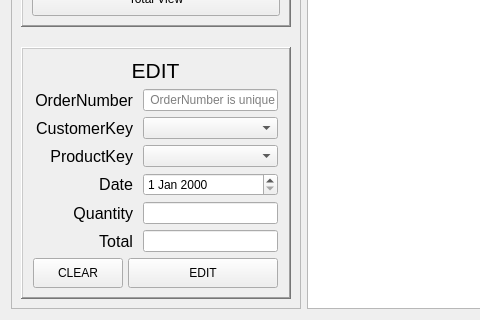
Before: the Qt Designer form CustomerManagementAPP/Admin/ordermanager.ui in AndaCondaa/Project_CustomerManagementApp, drawn with Qt 5; both pictures show x 0 to 480 and y 339 to 659 of the 923 by 659 pixel window.
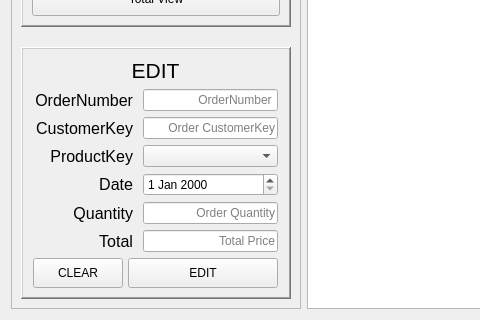
After: the same form once the commit is applied. Icons and pictures are not drawn.

Patch:
```diff
--- a/CustomerManagementAPP/Admin/ordermanager.ui
+++ b/CustomerManagementAPP/Admin/ordermanager.ui
@@ -421,7 +421,7 @@
                     <bool>true</bool>
                    </property>
                    <property name="placeholderText">
-                    <string>OrderNumber is unique</string>
+                    <string>OrderNumber </string>
                    </property>
                   </widget>
                  </item>
@@ -461,7 +461,35 @@
                   </widget>
                  </item>
                  <item>
-                  <widget class="QComboBox" name="ckBox"/>
+                  <widget class="QLineEdit" name="ckLine">
+                   <property name="sizePolicy">
+                    <sizepolicy hsizetype="Fixed" vsizetype="Fixed">
+                     <horstretch>0</horstretch>
+                     <verstretch>0</verstretch>
+                    </sizepolicy>
+                   </property>
+                   <property name="minimumSize">
+                    <size>
+                     <width>0</width>
+                     <height>0</height>
+                    </size>
+                   </property>
+                   <property name="maximumSize">
+                    <size>
+                     <width>180</width>
+                     <height>25</height>
+                    </size>
+                   </property>
+                   <property name="alignment">
+                    <set>Qt::AlignRight|Qt::AlignTrailing|Qt::AlignVCenter</set>
+                   </property>
+                   <property name="readOnly">
+                    <bool>true</bool>
+                   </property>
+                   <property name="placeholderText">
+                    <string>Order CustomerKey</string>
+                   </property>
+                  </widget>
                  </item>
                 </layout>
                </item>
@@ -598,6 +626,9 @@
                    <property name="alignment">
                     <set>Qt::AlignRight|Qt::AlignTrailing|Qt::AlignVCenter</set>
                    </property>
+                   <property name="placeholderText">
+                    <string>Order Quantity</string>
+                   </property>
                   </widget>
                  </item>
                 </layout>
@@ -659,7 +690,7 @@
                     <bool>true</bool>
                    </property>
                    <property name="placeholderText">
-                    <string/>
+                    <string>Total Price</string>
                    </property>
                   </widget>
                  </item>
```
